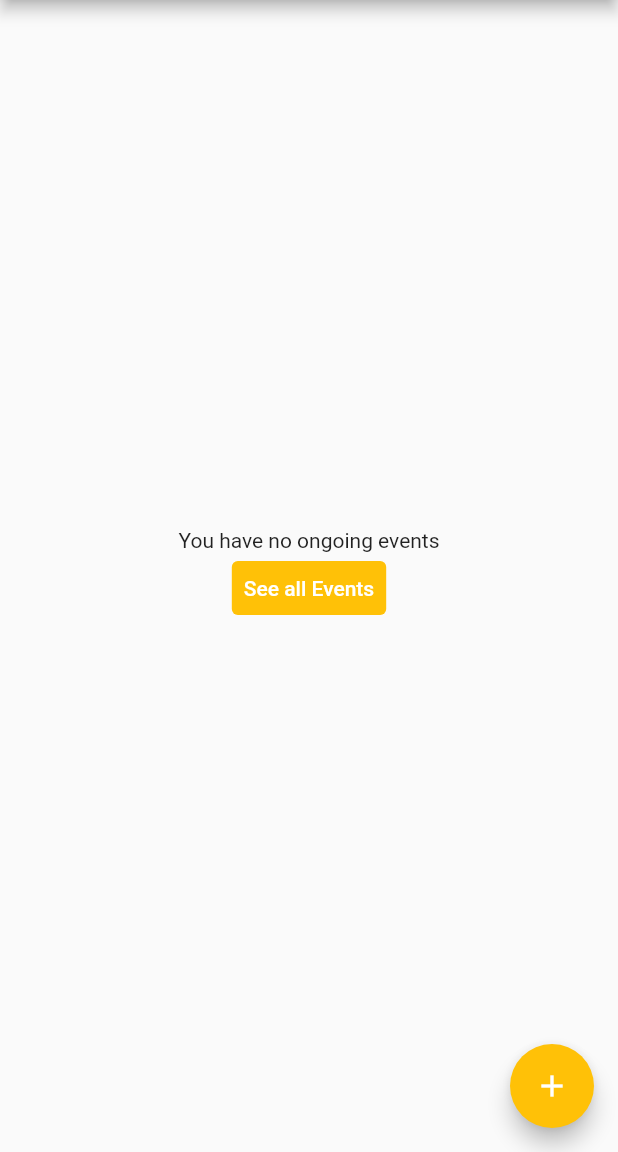
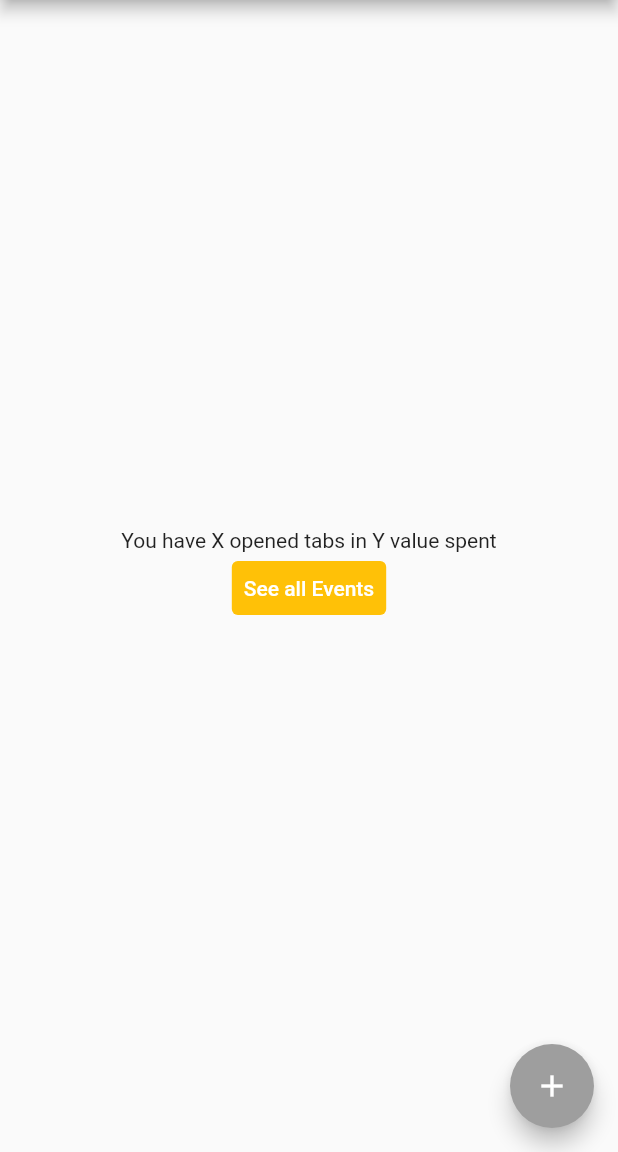
Before and after one commit to Mikopet/tab_manager, a Flutter app: the screen it shows after launch, on a phone screen of 412 x 824 dp, the part 84-1236 px from its top. Run offline on Flutter 3.47's test engine with Material 2 defaults, Android fonts, the phone set to English and light mode, and no system bars; missing offline and left inert: amplify_core, amplify_datastore, amplify_flutter.

Commit message:
add some ongoing event logic

```diff
--- a/lib/repositories/event_repository.dart
+++ b/lib/repositories/event_repository.dart
@@ -3,6 +3,7 @@ import 'package:amplify_flutter/amplify_flutter.dart';
 import '../models/Event.dart';
 
 class EventRepository {
+  // TODO: create valid logic
   static addEvent() async {
     final now = TemporalTime.now()
         .format()
@@ -13,7 +14,7 @@ class EventRepository {
       Event event = Event(
         name: 'Event #$now',
         start_date: TemporalDate.fromString("2022-02-22"),
-        end_date: TemporalDate.fromString("2022-03-03"),
+        end_date: TemporalDate.fromString("2022-03-22"),
       );
       await Amplify.DataStore.save(event);
     } catch (e) {
@@ -28,4 +29,16 @@ class EventRepository {
 
     return events;
   }
+
+  static Future<List<Event>> getOngoingEvents() async {
+    List<Event> events = await Amplify.DataStore.query(
+      Event.classType,
+      where: Event.START_DATE.le(TemporalDate.now()).and(
+            Event.END_DATE.ge(TemporalDate.now()),
+          ),
+      sortBy: [Event.END_DATE.descending()],
+    );
+
+    return events;
+  }
 }
--- a/lib/src/pages/home_page.dart
+++ b/lib/src/pages/home_page.dart
@@ -1,4 +1,5 @@
 import 'package:flutter/material.dart';
+import 'package:tab_manager/repositories/event_repository.dart';
 
 import 'events_page.dart';
 
@@ -14,8 +15,7 @@ class HomePage extends StatefulWidget {
 class _HomePageState extends State<HomePage> {
   void _gotoEventsPage() {
     Navigator.of(context)
-        .push(MaterialPageRoute(
-            builder: (context) => const EventsPage()))
+        .push(MaterialPageRoute(builder: (context) => const EventsPage()))
         .then((_) {
       setState(() {});
     });
@@ -29,7 +29,7 @@ class _HomePageState extends State<HomePage> {
         child: Column(
           mainAxisAlignment: MainAxisAlignment.center,
           children: <Widget>[
-            const Text('You have no ongoing events'),
+            const Text('You have X opened tabs in Y value spent'),
             TextButton(
               onPressed: _gotoEventsPage,
               child: const Text('See all Events'),
@@ -37,10 +37,24 @@ class _HomePageState extends State<HomePage> {
           ],
         ),
       ),
-      floatingActionButton: const FloatingActionButton(
-        onPressed: null,
-        tooltip: 'Nothing yet',
-        child: Icon(Icons.add),
+      floatingActionButton: FutureBuilder<List>(
+          future: EventRepository.getOngoingEvents(),
+          builder: (context, AsyncSnapshot<List> snapshot) {
+            if (snapshot.hasData && snapshot.data!.isNotEmpty) {
+              return const FloatingActionButton(
+                onPressed: null,
+                tooltip: 'Add consumption',
+                child: Icon(Icons.add),
+              );
+            } else {
+              return const FloatingActionButton(
+                onPressed: null,
+                tooltip: 'You have no ongoing events',
+                backgroundColor: Colors.grey,
+                child: Icon(Icons.add),
+              );
+            }
+          }
       ),
     );
   }
```
